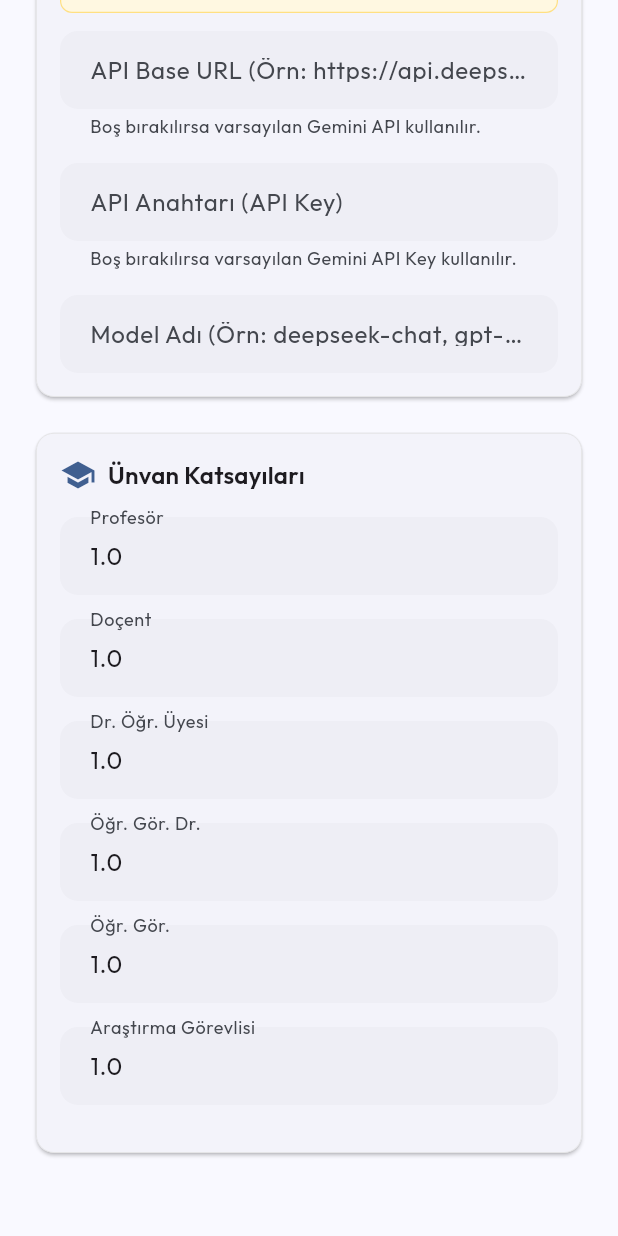
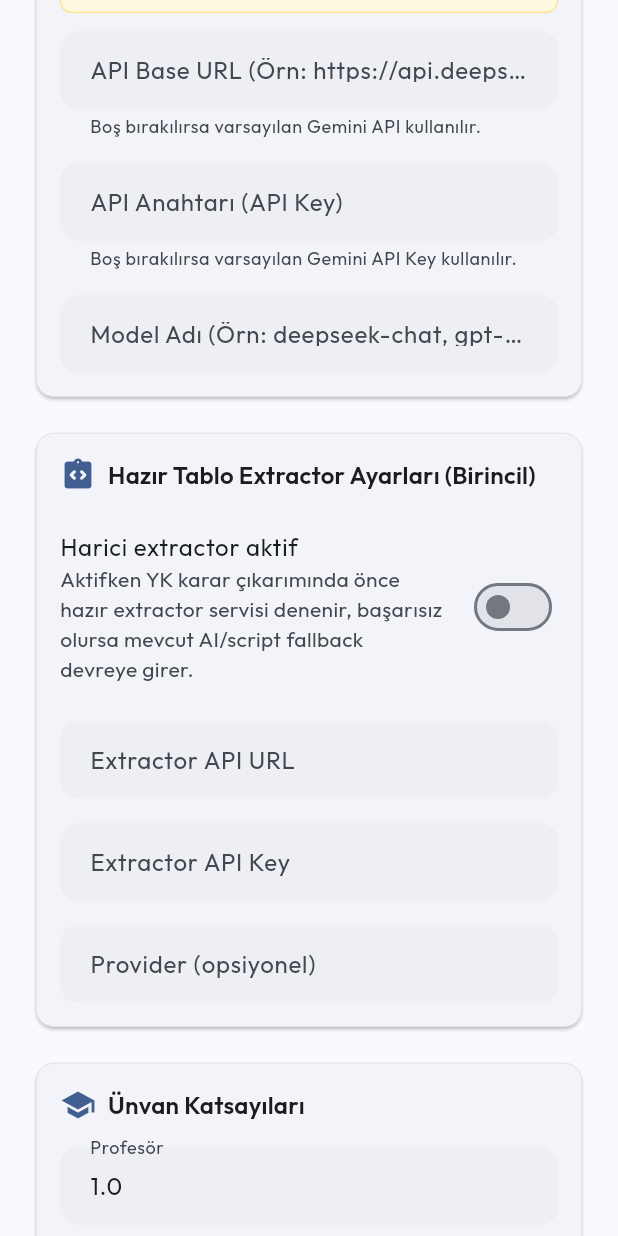
Before and after one commit to leventyildiran/dsys, a Flutter app: the SistemAyarlariScreen widget shown alone on an empty page, opened directly, scrolled down 941 dp, on a phone screen of 412 x 824 dp. Run offline on Flutter 3.47's test engine with Material 3 defaults, Android fonts, the phone set to English and light mode, and no system bars; our stand-ins replace cloud_firestore, file_picker, firebase_auth, firebase_core, firebase_crashlytics, firebase_storage and 6 more; missing offline and left inert: excel, file_saver, syncfusion_flutter_pdf, universal_html; accounts and stored records are empty.

Commit message:
Extractor API ayarları eklendi

```diff
--- a/lib/models/sistem_ayarlari_model.dart
+++ b/lib/models/sistem_ayarlari_model.dart
@@ -11,6 +11,10 @@ class SistemAyarlariModel {
     this.kurulUyeleri,
     this.kurumAdi,
     this.antetBasligi,
+    this.extractorApiUrl,
+    this.extractorApiKey,
+    this.extractorProvider,
+    this.extractorEnabled,
   });
 
   final double memurMaasKatsayisi;
@@ -23,6 +27,10 @@ class SistemAyarlariModel {
   final List<KurulUyesiModel>? kurulUyeleri;
   final String? kurumAdi;
   final String? antetBasligi;
+  final String? extractorApiUrl;
+  final String? extractorApiKey;
+  final String? extractorProvider;
+  final bool? extractorEnabled;
 
   /// Hesaplanan EYDMA değeri.
   double get hesaplananEydma => eydmaGosterge * memurMaasKatsayisi;
@@ -38,6 +46,12 @@ class SistemAyarlariModel {
       (kurulUyeleri == null || kurulUyeleri!.isEmpty)
           ? varsayilanKurulUyeleri
           : kurulUyeleri!;
+
+      /// Harici tablo extractor aktif mi?
+      bool get hasActiveExtractor =>
+        (extractorEnabled ?? false) &&
+        extractorApiUrl != null &&
+        extractorApiUrl!.trim().isNotEmpty;
 
   /// Varsayılan kurul üyeleri.
   static List<KurulUyesiModel> get varsayilanKurulUyeleri => const [
@@ -70,6 +84,10 @@ class SistemAyarlariModel {
           .toList(),
       kurumAdi: map['kurumAdi'] as String?,
       antetBasligi: map['antetBasligi'] as String?,
+      extractorApiUrl: map['extractorApiUrl'] as String?,
+      extractorApiKey: map['extractorApiKey'] as String?,
+      extractorProvider: map['extractorProvider'] as String?,
+      extractorEnabled: map['extractorEnabled'] as bool?,
     );
   }
 
@@ -87,6 +105,10 @@ class SistemAyarlariModel {
         'kurulUyeleri': kurulUyeleri!.map((e) => e.toMap()).toList(),
       'kurumAdi': kurumAdi,
       'antetBasligi': antetBasligi,
+      'extractorApiUrl': extractorApiUrl,
+      'extractorApiKey': extractorApiKey,
+      'extractorProvider': extractorProvider,
+      'extractorEnabled': extractorEnabled,
     };
   }
 }
--- a/lib/screens/ayarlar/sistem_ayarlari_screen.dart
+++ b/lib/screens/ayarlar/sistem_ayarlari_screen.dart
@@ -34,8 +34,12 @@ class _SistemAyarlariScreenState extends State<SistemAyarlariScreen> {
   final _aiApiUrlController = TextEditingController();
   final _aiApiKeyController = TextEditingController();
   final _aiModelController = TextEditingController();
+  final _extractorApiUrlController = TextEditingController();
+  final _extractorApiKeyController = TextEditingController();
+  final _extractorProviderController = TextEditingController();
   final _kurumAdiController = TextEditingController();
   final _antetBasligiController = TextEditingController();
+  bool _extractorEnabled = false;
 
   // Ünvan katsayıları
   final Map<String, TextEditingController> _unvanControllers = {};
@@ -66,6 +70,9 @@ class _SistemAyarlariScreenState extends State<SistemAyarlariScreen> {
     _aiApiUrlController.dispose();
     _aiApiKeyController.dispose();
     _aiModelController.dispose();
+    _extractorApiUrlController.dispose();
+    _extractorApiKeyController.dispose();
+    _extractorProviderController.dispose();
     _kurumAdiController.dispose();
     _antetBasligiController.dispose();
     for (final c in _unvanControllers.values) {
@@ -94,6 +101,10 @@ class _SistemAyarlariScreenState extends State<SistemAyarlariScreen> {
         _aiApiUrlController.text = ayarlar.aiApiUrl ?? '';
         _aiApiKeyController.text = ayarlar.aiApiKey ?? '';
         _aiModelController.text = ayarlar.aiModel ?? '';
+        _extractorApiUrlController.text = ayarlar.extractorApiUrl ?? '';
+        _extractorApiKeyController.text = ayarlar.extractorApiKey ?? '';
+        _extractorProviderController.text = ayarlar.extractorProvider ?? '';
+        _extractorEnabled = ayarlar.extractorEnabled ?? false;
         _kurumAdiController.text = ayarlar.kurumAdi ?? 'UŞAK ÜNİVERSİTESİ';
         _antetBasligiController.text = ayarlar.antetBasligi ?? 'DÖNER SERMAYE YÜRÜTME KURULU KARARLARI';
 
@@ -110,6 +121,7 @@ class _SistemAyarlariScreenState extends State<SistemAyarlariScreen> {
         _bapController.text = '5';
         _aracGerecController.text = '45';
         _dagitilabilirController.text = '49';
+        _extractorEnabled = false;
         _kurumAdiController.text = 'UŞAK ÜNİVERSİTESİ';
         _antetBasligiController.text = 'DÖNER SERMAYE YÜRÜTME KURULU KARARLARI';
 
@@ -158,6 +170,16 @@ class _SistemAyarlariScreenState extends State<SistemAyarlariScreen> {
         kurulUyeleri: _ayarlar?.kurulUyeleri,
         kurumAdi: _kurumAdiController.text.trim().isEmpty ? null : _kurumAdiController.text.trim(),
         antetBasligi: _antetBasligiController.text.trim().isEmpty ? null : _antetBasligiController.text.trim(),
+        extractorApiUrl: _extractorApiUrlController.text.trim().isEmpty
+          ? null
+          : _extractorApiUrlController.text.trim(),
+        extractorApiKey: _extractorApiKeyController.text.trim().isEmpty
+          ? null
+          : _extractorApiKeyController.text.trim(),
+        extractorProvider: _extractorProviderController.text.trim().isEmpty
+          ? null
+          : _extractorProviderController.text.trim(),
+        extractorEnabled: _extractorEnabled,
       );
 
       await _service.update(model.toMap());
@@ -404,6 +426,53 @@ class _SistemAyarlariScreenState extends State<SistemAyarlariScreen> {
 
                 const SizedBox(height: DSYSTheme.spacingL),
 
+                // Harici Tablo Extractor Ayarları
+                _buildSectionCard(
+                  context,
+                  title: 'Hazır Tablo Extractor Ayarları (Birincil)',
+                  icon: Icons.integration_instructions_rounded,
+                  children: [
+                    SwitchListTile.adaptive(
+                      value: _extractorEnabled,
+                      onChanged: (value) {
+                        setState(() => _extractorEnabled = value);
+                      },
+                      contentPadding: EdgeInsets.zero,
+                      title: const Text('Harici extractor aktif'),
+                      subtitle: const Text(
+                        'Aktifken YK karar çıkarımında önce hazır extractor servisi denenir, başarısız olursa mevcut AI/script fallback devreye girer.',
+                      ),
+                    ),
+                    const SizedBox(height: DSYSTheme.spacingM),
+                    TextFormField(
+                      controller: _extractorApiUrlController,
+                      decoration: const InputDecoration(
+                        labelText: 'Extractor API URL',
+                        hintText: 'https://extractor.example.com/api/v1/extract',
+                      ),
+                    ),
+                    const SizedBox(height: DSYSTheme.spacingM),
+                    TextFormField(
+                      controller: _extractorApiKeyController,
+                      decoration: const InputDecoration(
+                        labelText: 'Extractor API Key',
+                        hintText: 'Bearer token',
+                      ),
+                      obscureText: true,
+                    ),
+                    const SizedBox(height: DSYSTheme.spacingM),
+                    TextFormField(
+                      controller: _extractorProviderController,
+                      decoration: const InputDecoration(
+                        labelText: 'Provider (opsiyonel)',
+                        hintText: 'camelot | paddleocr | textract',
+                      ),
+                    ),
+                  ],
+                ),
+
+                const SizedBox(height: DSYSTheme.spacingL),
+
                 // Ünvan Katsayıları
                 _buildSectionCard(
                   context,
```
Also changed, not shown: lib/services/gundem_parser_service.dart (+131 -0 lines).
